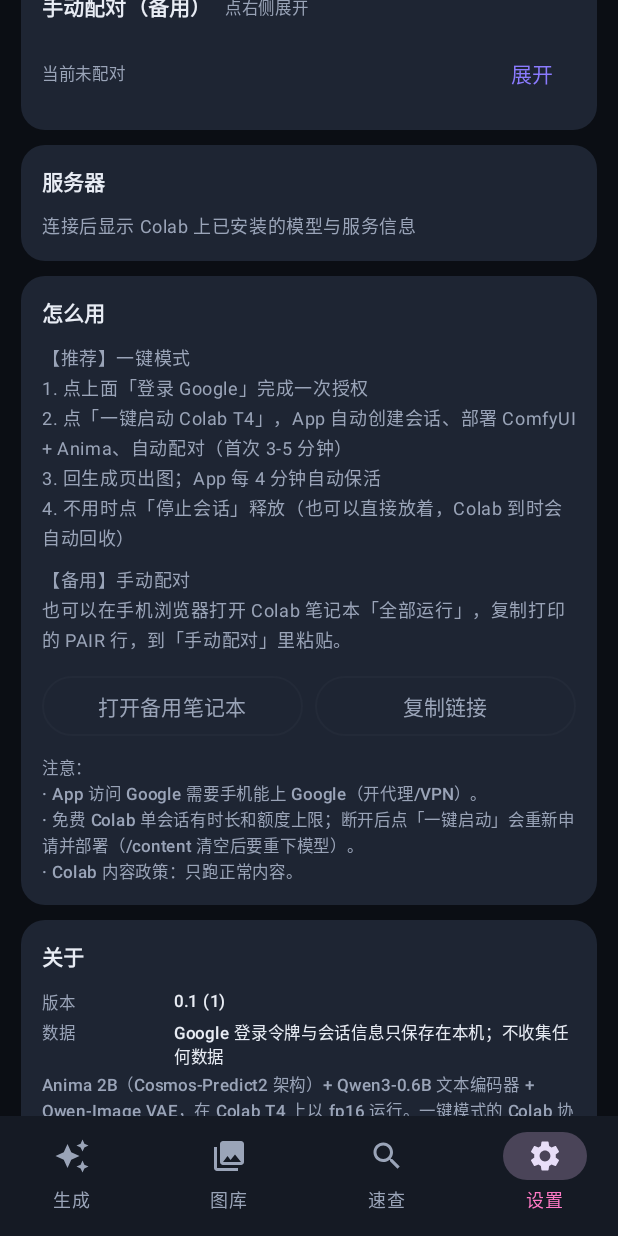
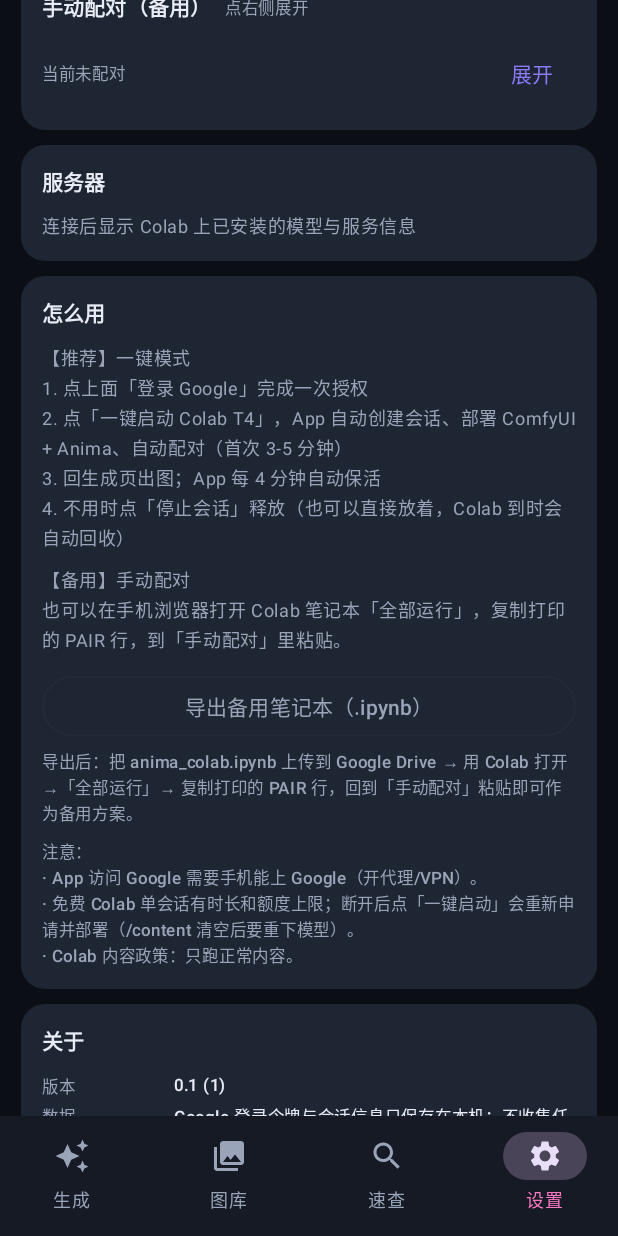
Before and after one commit to Tom8266/anima-colab, an Android app built with Jetpack Compose: the screen it shows after launch (MainActivity), item 4 of the bottom bar chosen, scrolled down 520 dp, on a phone screen of 412 x 824 dp. Run offline under Robolectric (Android 15) with nearby library versions, the phone set to English and light mode, and no system bars; pictures from the network do not load.

Commit message:
Bundle backup notebook + SAF export; final docs and gallery screenshot

```diff
--- a/android/app/src/main/java/com/tom/animacolab/ui/SettingsScreen.kt
+++ b/android/app/src/main/java/com/tom/animacolab/ui/SettingsScreen.kt
@@ -1,10 +1,9 @@
 package com.tom.animacolab.ui
 
-import android.content.ClipData
 import android.content.ClipboardManager
 import android.content.Context
-import android.content.Intent
-import android.net.Uri
+import androidx.activity.compose.rememberLauncherForActivityResult
+import androidx.activity.result.contract.ActivityResultContracts
 import androidx.compose.foundation.layout.Arrangement
 import androidx.compose.foundation.layout.Column
 import androidx.compose.foundation.layout.Row
@@ -46,7 +45,6 @@ import com.tom.animacolab.AppViewModel
 import com.tom.animacolab.BuildConfig
 import com.tom.animacolab.UiState
 import com.tom.animacolab.colab.ColabSessionManager
-import com.tom.animacolab.data.AppLinks
 import com.tom.animacolab.data.ConnectionState
 import com.tom.animacolab.ui.theme.ErrorColor
 import com.tom.animacolab.ui.theme.Primary
@@ -59,6 +57,19 @@ import com.tom.animacolab.ui.theme.WarningColor
 fun SettingsScreen(vm: AppViewModel, state: UiState) {
     val context = LocalContext.current
     var showAdvanced by rememberSaveable { mutableStateOf(false) }
+    val notebookExport = rememberLauncherForActivityResult(
+        ActivityResultContracts.CreateDocument("application/x-ipynb+json"),
+    ) { uri ->
+        if (uri != null) {
+            val ok = runCatching {
+                context.contentResolver.openOutputStream(uri)?.use { out ->
+                    context.assets.open("anima_colab.ipynb").use { input -> input.copyTo(out) }
+                    true
+                } ?: false
+            }.getOrDefault(false)
+            vm.message(if (ok) "笔记本已导出；上传到 Google Drive 后可在 Colab 打开" else "导出失败")
+        }
+    }
     var url by remember { mutableStateOf(state.config.baseUrl) }
     var token by remember { mutableStateOf(state.config.token) }
 
@@ -201,16 +212,18 @@ fun SettingsScreen(vm: AppViewModel, state: UiState) {
                 lineHeight = 20.sp,
             )
             Spacer(Modifier.height(10.dp))
-            Row(horizontalArrangement = Arrangement.spacedBy(8.dp)) {
-                OutlinedButton(
-                    onClick = { openUrl(context, AppLinks.NOTEBOOK_URL) },
-                    modifier = Modifier.weight(1f),
-                ) { Text("打开备用笔记本") }
-                OutlinedButton(
-                    onClick = { copyText(context, AppLinks.NOTEBOOK_URL); vm.message("笔记本链接已复制") },
-                    modifier = Modifier.weight(1f),
-                ) { Text("复制链接") }
-            }
+            OutlinedButton(
+                onClick = { notebookExport.launch("anima_colab.ipynb") },
+                modifier = Modifier.fillMaxWidth(),
+            ) { Text("导出备用笔记本（.ipynb）") }
+            Spacer(Modifier.height(4.dp))
+            Text(
+                "导出后：把 anima_colab.ipynb 上传到 Google Drive → 用 Colab 打开 →「全部运行」→ 复制打印的 PAIR 行，" +
+                    "回到「手动配对」粘贴即可作为备用方案。",
+                style = MaterialTheme.typography.labelSmall,
+                color = TextSecondary,
+                lineHeight = 17.sp,
+            )
             Spacer(Modifier.height(8.dp))
             Text(
                 "注意：\n" +
@@ -384,14 +397,3 @@ private fun readClipboard(context: Context): String {
         }
     }.trim()
 }
-
-private fun copyText(context: Context, text: String) {
-    val cm = context.getSystemService(Context.CLIPBOARD_SERVICE) as? ClipboardManager ?: return
-    cm.setPrimaryClip(ClipData.newPlainText("anima", text))
-}
-
-private fun openUrl(context: Context, url: String) {
-    runCatching {
-        context.startActivity(Intent(Intent.ACTION_VIEW, Uri.parse(url)).addFlags(Intent.FLAG_ACTIVITY_NEW_TASK))
-    }
-}
```
Also changed, not shown: android/app/src/main/java/com/tom/animacolab/data/AppLinks.kt (deleted, +0 -9 lines), 4 other files.
